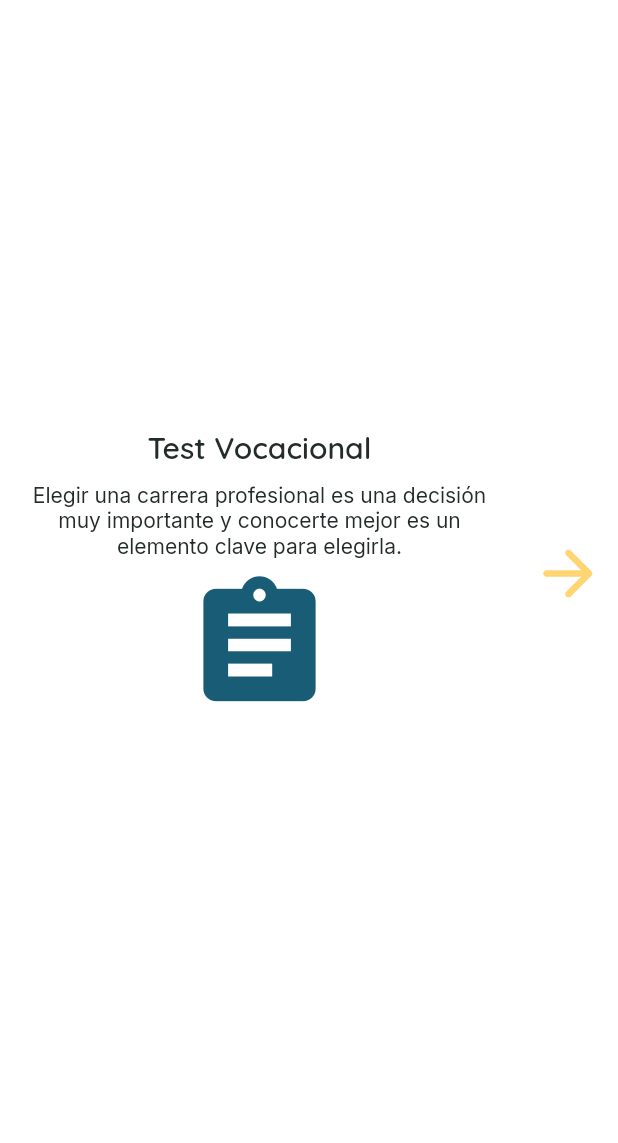
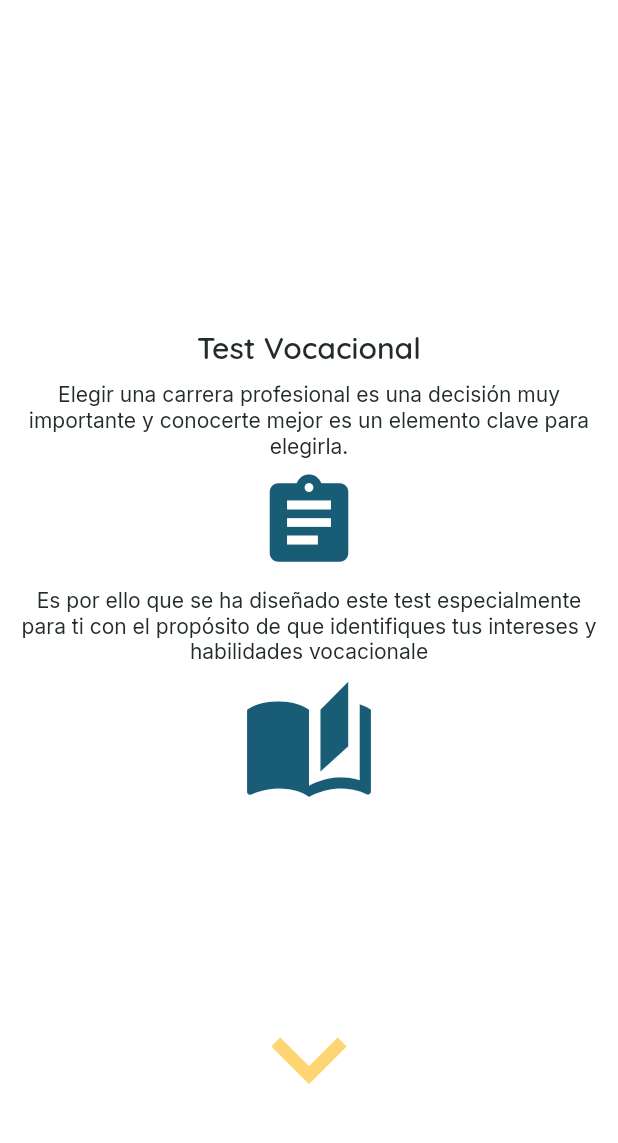
Before and after one commit to azulcolor/FeriaVirtual, a Flutter app: the Test screen opened directly, on a phone screen of 412 x 824 dp, the part 90-1233 px from its top. Run offline on Flutter 3.47's test engine with Material 2 defaults, Android fonts, the light colour scheme and no system bars; our stand-ins replace carousel_slider, dio, dropdown_textfield, font_awesome_flutter, google_fonts and 4 more; missing offline and left inert: dart:ffi; accounts and stored records are empty; network calls fail.

Commit message:
testPantallaParcial

```diff
--- a/frontEnd/lib/router.dart
+++ b/frontEnd/lib/router.dart
@@ -33,6 +33,12 @@ Route<dynamic> generateRoute(RouteSettings routeSettings) {
         builder: (_) => const University(),
       );
 
+    case Formulario.routeName:
+      return MaterialPageRoute(
+        settings: routeSettings,
+        builder: (_) => const Formulario(),
+      );
+
     default:
       return MaterialPageRoute(
         settings: routeSettings,
--- a/frontEnd/lib/screens/screens.dart
+++ b/frontEnd/lib/screens/screens.dart
@@ -6,3 +6,4 @@ export 'package:feriavirtual/screens/mainPageLogged.dart';
 export 'package:feriavirtual/screens/test.dart';
 export 'package:feriavirtual/screens/university.dart';
 export 'package:feriavirtual/screens/universities.dart';
+export '../screens/TestFormulario.dart';
--- a/frontEnd/lib/screens/test.dart
+++ b/frontEnd/lib/screens/test.dart
@@ -1,6 +1,10 @@
+import 'dart:ffi';
+
+import 'package:flutter/foundation.dart';
 import 'package:flutter/material.dart';
 import 'package:feriavirtual/constants/global_variables.dart';
 import '../components/headers.dart';
+import './paginas_Test.dart';
 
 class Test extends StatelessWidget {
   const Test({Key? key}) : super(key: key);
@@ -10,11 +14,11 @@ class Test extends StatelessWidget {
     // TODO: implement build
     return Scaffold(
         backgroundColor: GlobalVariables.primaryColor,
-        appBar: Header(),
+        appBar: const Header(),
         body: PageView(
             physics: const BouncingScrollPhysics(),
-            scrollDirection: Axis.horizontal,
-            children: [Page1(), Page1()]));
+            scrollDirection: Axis.vertical,
+            children: [Page1(), const Page2(),const Page3()]));
   }
 }
 
@@ -27,37 +31,41 @@ class Page1 extends StatelessWidget {
     return Container(
       color: Colors.white,
       child: Center(
-        child: Row(
-          mainAxisAlignment: MainAxisAlignment.end,
-          verticalDirection: VerticalDirection.up,
-          children: [
-            Expanded(
         child: Padding(
-                    padding: const EdgeInsets.all(16),
+          padding: const EdgeInsets.only(
+            left: 10,
+            top: 10,
+            right: 10,
+            bottom: 0.0,
+          ),
           child: Column(
             mainAxisAlignment: MainAxisAlignment.center,
             children: [
+              Expanded(flex: 2,child: Container(),),
               Padding(
                   padding: const EdgeInsets.all(10),
-                          child: Text(
+                  child:
+                  Text(
                     "Test Vocacional",
                     style: GlobalVariables.h2B,
                     textAlign: TextAlign.center,
-                          ),
-                        ),
+                  )),
               Text(
                 "Elegir una carrera profesional es una decisión muy importante y conocerte mejor es un elemento clave para elegirla.",
                 style: GlobalVariables.bodyTextB,
                 textAlign: TextAlign.center,
               ),
-                        const AnimacionEntrada(),
+               const AnimacionEntrada(icono: Icons.assignment, tamano: 70),
+              Text(
+                "Es por ello que se ha diseñado este test especialmente para ti con el propósito de que identifiques tus intereses y habilidades vocacionale",
+                style: GlobalVariables.bodyTextB,
+                textAlign: TextAlign.center,
+              ),
+              const AnimacionEntrada(icono: Icons.auto_stories, tamano: 90),
+              Expanded(child: Container()),
+              const FlechaAnimada()
             ],
-                    ))),
-            Column(
-              mainAxisAlignment: MainAxisAlignment.center,
-              children: const [FlechaAnimada()],
           ),
-          ],
         ),
       ),
     );
@@ -97,8 +105,7 @@ class _FlechaAnimada extends State<FlechaAnimada>
         opacity: _animation,
         child: const Padding(
           padding: EdgeInsets.all(8),
-          child: Icon(Icons.arrow_forward_rounded,
-              size: 50, color: GlobalVariables.yellowColor),
+          child: Icon(Icons.keyboard_arrow_down, size: 100, color: GlobalVariables.yellowColor),
         ),
       ),
     );
@@ -106,7 +113,9 @@ class _FlechaAnimada extends State<FlechaAnimada>
 }
 
 class AnimacionEntrada extends StatefulWidget {
-  const AnimacionEntrada({Key? key}) : super(key: key);
+   const AnimacionEntrada( {Key? key, required this.icono,required this.tamano}) : super(key: key);
+  final IconData icono;
+  final double tamano;
 
   @override
   State<AnimacionEntrada> createState() => _AnimacionEntrada();
@@ -123,10 +132,19 @@ class _AnimacionEntrada extends State<AnimacionEntrada>
     parent: _controller,
     curve: Curves.easeIn,
   );
+  var icono ;
+  var tamano ;
+  //IconData? get icono2 => widget.icono;
+
   @override
   void initState() {
     super.initState();
     _controller.forward();
+    icono = widget.icono;
+    tamano = widget.tamano;
+    if (kDebugMode) {
+      print(widget.icono);
+    }
   }
 
   @override
@@ -141,10 +159,10 @@ class _AnimacionEntrada extends State<AnimacionEntrada>
       color: Colors.white,
       child: FadeTransition(
         opacity: _animation,
-        child: const Padding(
-          padding: EdgeInsets.all(8),
-          child: Icon(Icons.assignment,
-              size: 100, color: GlobalVariables.primaryColor),
+        child:  Padding(
+          padding: const EdgeInsets.all(8),
+          child: Icon(icono,
+              size: tamano, color: GlobalVariables.primaryColor),
         ),
       ),
     );
```
Also changed, not shown: frontEnd/lib/screens/TestFormulario.dart (added, +15 -0 lines), frontEnd/lib/screens/paginas_Test.dart (added, +157 -0 lines), frontEnd/assets/images/videogiffinal.gif (added), frontEnd/lib/generated/assets.dart (added). Lines whose indentation alone changed are shown as unchanged.
